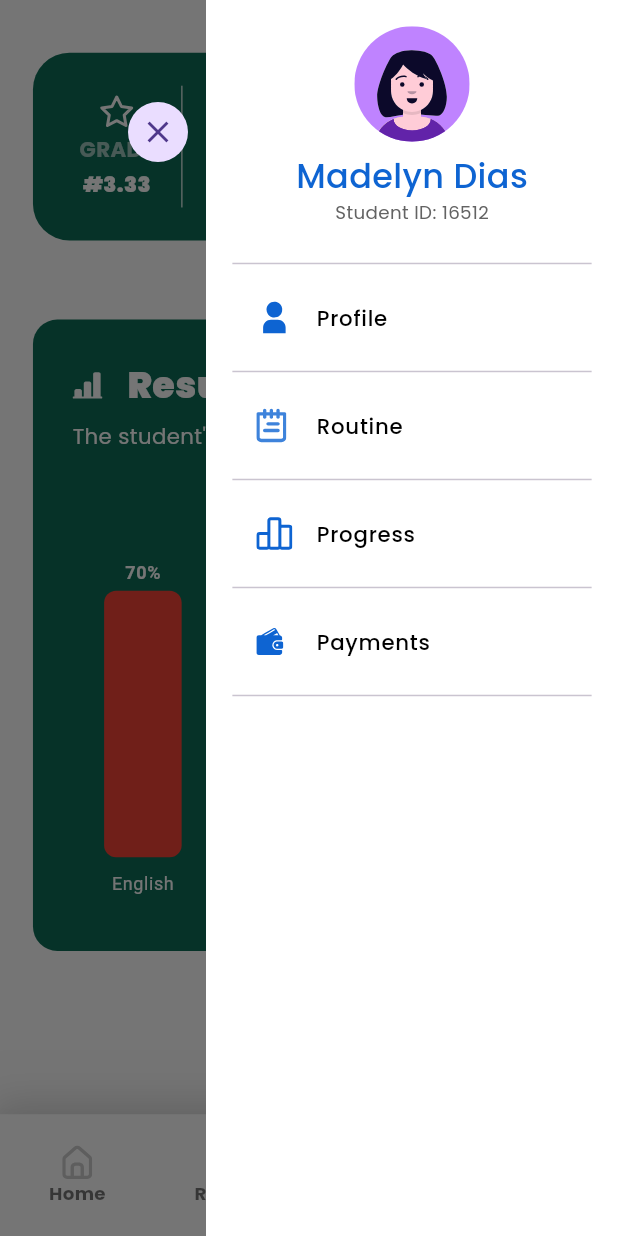
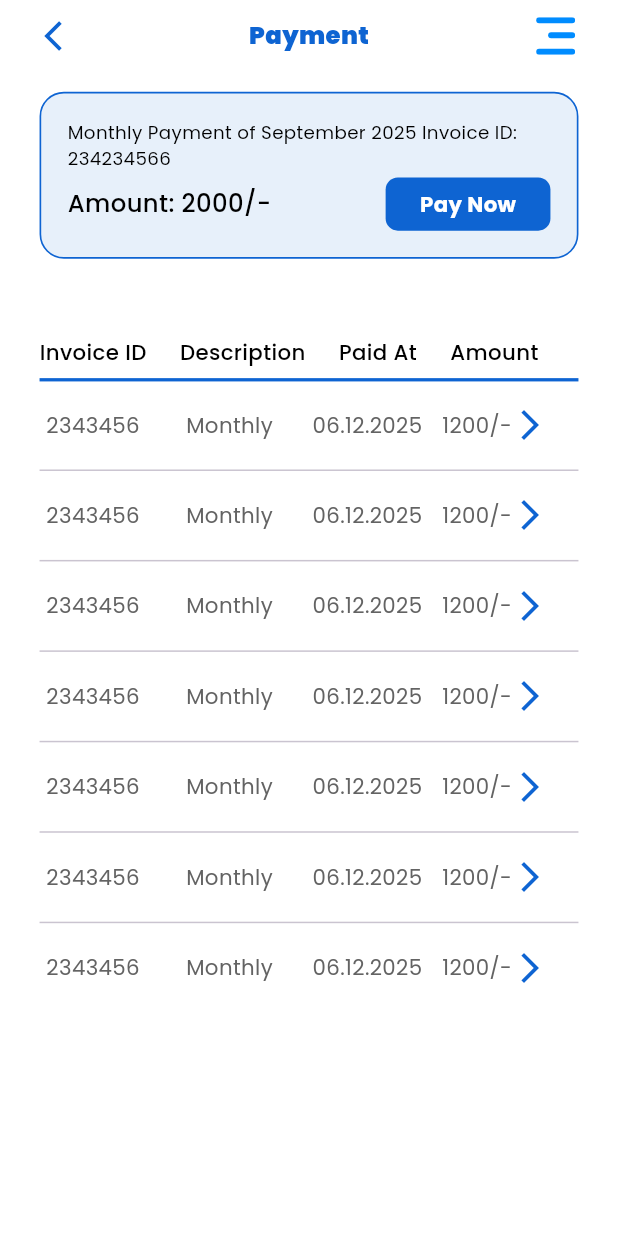
Before and after one commit to Ztrios/Learning-Management, a Flutter app: the BottomNavigationPage screen opened by its route, item 4 of the bottom bar chosen, in the side drawer, after a tap on "Payments", on a phone screen of 412 x 824 dp. Run offline on Flutter 3.47's test engine with Material 3 defaults, Android fonts, the phone set to English and light mode, and no system bars; drawn by our look-alikes of toastification; our stand-ins replace awesome_notifications, cached_network_image, dartz, date_picker_timeline, dio, equatable and 18 more; missing offline and left inert: defer_pointer; accounts and stored records are empty; network calls fail.

Commit message:
:art:[Interface]: Payment bottom sheet created and ui design completed.

```diff
--- a/lib/config/routes/app_routes.dart
+++ b/lib/config/routes/app_routes.dart
@@ -6,6 +6,7 @@ import 'package:learning_management/features/authentication/presentation/pages/s
 import 'package:learning_management/features/bottom_navigations/bottom_navigation_router.dart';
 import 'package:learning_management/features/home/home_routes.dart';
 import 'package:learning_management/features/lessons/lession_routes.dart';
+import 'package:learning_management/features/payments/payment_routes.dart';
 
 final GlobalKey<NavigatorState> navigatorKey = GlobalKey<NavigatorState>();
 
@@ -33,7 +34,11 @@ class AppRouter {
       /// Home Routes
       ...HomeRouter.routes,
 
-      ...LessionRouter.routes
+      /// Lession Routes
+      ...LessionRouter.routes,
+
+      /// Payment Routes
+      ...PaymentRouter.routes
 
     ],
   );
--- a/lib/features/lessons/presentation/pages/exams_submission_page.dart
+++ b/lib/features/lessons/presentation/pages/exams_submission_page.dart
@@ -25,7 +25,7 @@ class ExamsSubmissionPage extends StatelessWidget {
   @override
   Widget build(BuildContext context) {
     return Scaffold(
-      drawer: CustomDrawer(),
+      endDrawer: CustomDrawer(),
       body: SafeArea(
         child: SizedBox(
           width: 1.sw,
@@ -124,7 +124,7 @@ class ExamsSubmissionPage extends StatelessWidget {
 
                         gap12,
 
-                        FilesUploadWidget()
+                        FilesUploadWidget(),
 
                       ],
                     ),
--- /dev/null
+++ b/lib/features/payments/payment_routes.dart
@@ -0,0 +1,26 @@
+import 'package:go_router/go_router.dart';
+import 'package:learning_management/config/routes/router_transition.dart';
+import 'package:learning_management/features/payments/presentation/pages/payment_page.dart';
+
+class PaymentRouter {
+  const PaymentRouter._();
+
+  static List<GoRoute> routes = [
+
+    /// Payment page route
+    GoRoute(
+      path: PaymentPage.path,
+      name: PaymentPage.name,
+      pageBuilder: (context,state){
+        return CustomTransitionPage(
+            key: state.pageKey,
+            child: PaymentPage(),
+            transitionsBuilder: routerTransition
+        );
+      },
+    )
+
+
+  ];
+
+}
--- /dev/null
+++ b/lib/features/payments/presentation/pages/list_view/payment_list.dart
@@ -0,0 +1,88 @@
+import 'package:flutter/material.dart';
+import 'package:flutter_screenutil/flutter_screenutil.dart';
+import 'package:learning_management/core/utils/styles/app_colors.dart';
+import 'package:learning_management/core/utils/styles/app_text_styles.dart';
+import 'package:learning_management/core/utils/ui_helpers/alignments.dart';
+import 'package:learning_management/core/utils/ui_helpers/paddings.dart';
+import 'package:learning_management/core/utils/ui_helpers/radius.dart';
+import 'package:learning_management/core/utils/ui_helpers/spacing.dart';
+import 'package:learning_management/features/payments/presentation/widgets/fee_type_selection.dart';
+import 'package:learning_management/features/payments/presentation/widgets/item_view/payment_item_view.dart';
+import 'package:learning_management/widgets/buttons/primary_button.dart';
+import 'package:learning_management/widgets/text_forms/primary_text_forms_fields.dart';
+
+class PaymentList extends StatelessWidget {
+  const PaymentList({super.key});
+
+  @override
+  Widget build(BuildContext context) {
+    return Expanded(
+      child: Column(
+        children: [
+
+          Row(
+            mainAxisAlignment: mainSpaceBetween,
+            children: [
+              Text(
+                "Invoice ID",
+                style: AppTextStyles.titleSmall,
+                textAlign: TextAlign.center,
+              ),
+
+              Text(
+                "Description",
+                style: AppTextStyles.titleSmall,
+                textAlign: TextAlign.center,
+              ),
+
+              Text(
+                "Paid At",
+                style: AppTextStyles.titleSmall,
+                textAlign: TextAlign.center,
+              ),
+
+              Text(
+                "Amount",
+                style: AppTextStyles.titleSmall,
+                textAlign: TextAlign.center,
+              ),
+
+              gap4,
+
+            ],
+          ),
+
+          Divider(
+            thickness: 2.w,
+            color: AppColors.blueLight,
+          ),
+
+
+          Expanded(
+            child: ListView.separated(
+              itemCount: 7,
+                physics: BouncingScrollPhysics(),
+                itemBuilder: (context, index){
+                  return InkWell(
+                    onTap: (){
+                      // print("HelLO");
+                      // showBottomSheet(
+                      //     context: context,
+                      //     builder: (context){
+                      //       return ;
+                      //     }
+                      // );
+                    },
+                    child: PaymentItemView()
+                  );
+                },
+                separatorBuilder: (context, index)=> const Divider(),
+            ),
+          )
+
+
+        ],
+      ),
+    );
+  }
+}
--- /dev/null
+++ b/lib/features/payments/presentation/pages/payment_page.dart
@@ -0,0 +1,71 @@
+import 'package:flutter/material.dart';
+import 'package:flutter_screenutil/flutter_screenutil.dart';
+import 'package:learning_management/core/utils/styles/app_colors.dart';
+import 'package:learning_management/core/utils/styles/app_text_styles.dart';
+import 'package:learning_management/core/utils/ui_helpers/alignments.dart';
+import 'package:learning_management/core/utils/ui_helpers/paddings.dart';
+import 'package:learning_management/core/utils/ui_helpers/radius.dart';
+import 'package:learning_management/core/utils/ui_helpers/spacing.dart';
+import 'package:learning_management/features/payments/presentation/pages/bottom_sheet/payment_bottom_sheet.dart';
+import 'package:learning_management/features/payments/presentation/pages/list_view/payment_list.dart';
+import 'package:learning_management/features/payments/presentation/widgets/payment_notice_card.dart';
+import 'package:learning_management/widgets/app_bars/secondary_app_bar.dart';
+import 'package:learning_management/widgets/buttons/primary_button.dart';
+import 'package:learning_management/widgets/drawer/custom_drawer.dart';
+
+class PaymentPage extends StatelessWidget {
+  static String get path => "/payment";
+  static String get name => "payment";
+
+  const PaymentPage({super.key});
+
+  @override
+  Widget build(BuildContext context) {
+    return Scaffold(
+      drawer: CustomDrawer(),
+      body: SafeArea(
+        child: SizedBox(
+          width: 1.sw,
+          height: 1.sh,
+          child: Column(
+            children: [
+
+              SecondaryAppBar(
+                  title: "Payment"
+              ),
+
+
+              gap12,
+
+              Expanded(
+                child: Container(
+                  width: 1.sw,
+                  height: 1.sh,
+                  padding: paddingH24,
+                  child: Column(
+                    children: [
+
+                      PaymentNoticeCard(
+                        isRedNotice: false,
+                        message: "Monthly Payment of September 2025 Invoice ID: 234234566",
+                        onPressed: ()=> showPaymentBottomSheet(context),
+                      ),
+
+                      gap48,
+
+                      PaymentList()
+
+
+                    ],
+                  ),
+                ),
+              )
+
+
+            ],
+          ),
+        ),
+      ),
+    );
+  }
+}
--- /dev/null
+++ b/lib/features/payments/presentation/widgets/item_view/payment_item_view.dart
@@ -0,0 +1,54 @@
+import 'package:flutter/material.dart';
+import 'package:learning_management/core/utils/styles/app_colors.dart';
+import 'package:learning_management/core/utils/styles/app_text_styles.dart';
+import 'package:learning_management/core/utils/ui_helpers/paddings.dart';
+import 'package:learning_management/core/utils/ui_helpers/spacing.dart';
+
+class PaymentItemView extends StatelessWidget {
+  const PaymentItemView({super.key});
+
+  @override
+  Widget build(BuildContext context) {
+    return Padding(
+      padding: paddingV10,
+      child: Row(
+        children: [
+          gap4,
+
+          Text(
+            "2343456",
+            style: AppTextStyles.bodyMedium,
+          ),
+
+          gap28,
+
+          Text(
+            "Monthly",
+            style: AppTextStyles.bodyMedium,
+          ),
+
+          gap24,
+
+          Text(
+            "06.12.2025",
+            style: AppTextStyles.bodyMedium,
+          ),
+
+          gap12,
+
+          Text(
+            "1200/-",
+            style: AppTextStyles.bodyMedium,
+          ),
+
+
+          Icon(
+            Icons.arrow_forward_ios,
+            color: AppColors.blueLight,
+          )
+
+        ],
+      ),
+    );
+  }
+}
--- /dev/null
+++ b/lib/features/payments/presentation/widgets/payment_notice_card.dart
@@ -0,0 +1,71 @@
+import 'package:flutter/material.dart';
+import 'package:flutter_screenutil/flutter_screenutil.dart';
+import 'package:learning_management/core/utils/styles/app_colors.dart';
+import 'package:learning_management/core/utils/ui_helpers/spacing.dart';
+import 'package:learning_management/core/utils/ui_helpers/ui_helpers.dart';
+import 'package:learning_management/widgets/buttons/primary_button.dart';
+
+class PaymentNoticeCard extends StatelessWidget {
+  final bool isRedNotice;
+  final String message;
+  final VoidCallback onPressed;
+  const PaymentNoticeCard({
+    super.key,
+    this.isRedNotice = false,
+    required this.message,
+    required this.onPressed
+  });
+
+  @override
+  Widget build(BuildContext context) {
+    return Container(
+      width: 1.sw,
+      padding: padding16,
+      decoration: BoxDecoration(
+          color: (isRedNotice ? AppColors.errorRed : AppColors.blueLight).withValues(alpha: 0.1),
+          borderRadius: radius16,
+          border: Border.all(
+              width: 1.w,
+              color: (isRedNotice ? AppColors.errorRed : AppColors.blueLight)
+          )
+      ),
+      child: Column(
+        children: [
+          Text(
+            message,
+            style: AppTextStyles.caption.copyWith(
+                color: isRedNotice ? AppColors.errorRed : AppColors.textPrimary
+            ),
+          ),
+
+          gap4,
+
+          Row(
+            mainAxisAlignment: mainSpaceBetween,
+            children: [
+
+              if(isRedNotice == false)
+              Text(
+                "Amount: 2000/-",
+                style: AppTextStyles.titleMedium,
+              ),
+
+              const Spacer(),
+
+              SizedBox(
+                width: 100.w,
+                height: 35.h,
+                child: PrimaryButton(
+                  onPressed: onPressed,
+                  text: "Pay Now",
+                  background: (isRedNotice ? AppColors.errorRed : AppColors.blueLight),
+                ),
+              )
+
+            ],
+          )
+        ],
+      ),
+    );
+  }
+}
--- a/lib/widgets/buttons/primary_button.dart
+++ b/lib/widgets/buttons/primary_button.dart
@@ -62,7 +62,7 @@ class PrimaryButton extends StatelessWidget {
             )
         ) : Text(
           text ?? "Continue",
-          style: AppTextStyles.bodyMedium.copyWith(color: textColor, fontWeight: FontWeight.bold),
+          style: AppTextStyles.bodyMedium.copyWith(color: textColor ?? Colors.white, fontWeight: FontWeight.bold),
         ),
       ),
     );
--- a/lib/widgets/drawer/custom_drawer.dart
+++ b/lib/widgets/drawer/custom_drawer.dart
@@ -1,5 +1,6 @@
 import 'package:defer_pointer/defer_pointer.dart';
 import 'package:flutter/material.dart';
+import 'package:flutter_bloc/flutter_bloc.dart';
 import 'package:flutter_screenutil/flutter_screenutil.dart';
 import 'package:flutter_svg/flutter_svg.dart';
 import 'package:go_router/go_router.dart';
@@ -7,6 +8,7 @@ import 'package:learning_management/core/utils/styles/app_colors.dart';
 import 'package:learning_management/core/utils/styles/app_text_styles.dart';
 import 'package:learning_management/core/utils/ui_helpers/paddings.dart';
 import 'package:learning_management/core/utils/ui_helpers/spacing.dart';
+import 'package:learning_management/features/payments/presentation/pages/payment_page.dart';
 
 class CustomDrawer extends StatelessWidget {
   const CustomDrawer({super.key});
@@ -89,9 +91,7 @@ class CustomDrawer extends StatelessWidget {
                     _drawerItem(
                         svgImage: "assets/icons/payment_icon.svg",
                         title: "Payments",
-                        onPressed: (){
-                          print("Hello");
-                        }
+                        onPressed: ()=> context.push(PaymentPage.path),
                     ),
 
                   ],
```
Also changed, not shown: lib/features/payments/presentation/pages/bottom_sheet/payment_bottom_sheet.dart (added, +152 -0 lines), lib/features/payments/presentation/widgets/fee_type_selection.dart (added, +55 -0 lines), lib/features/payments/presentation/widgets/payment_row_widget.dart (added, +31 -0 lines).
